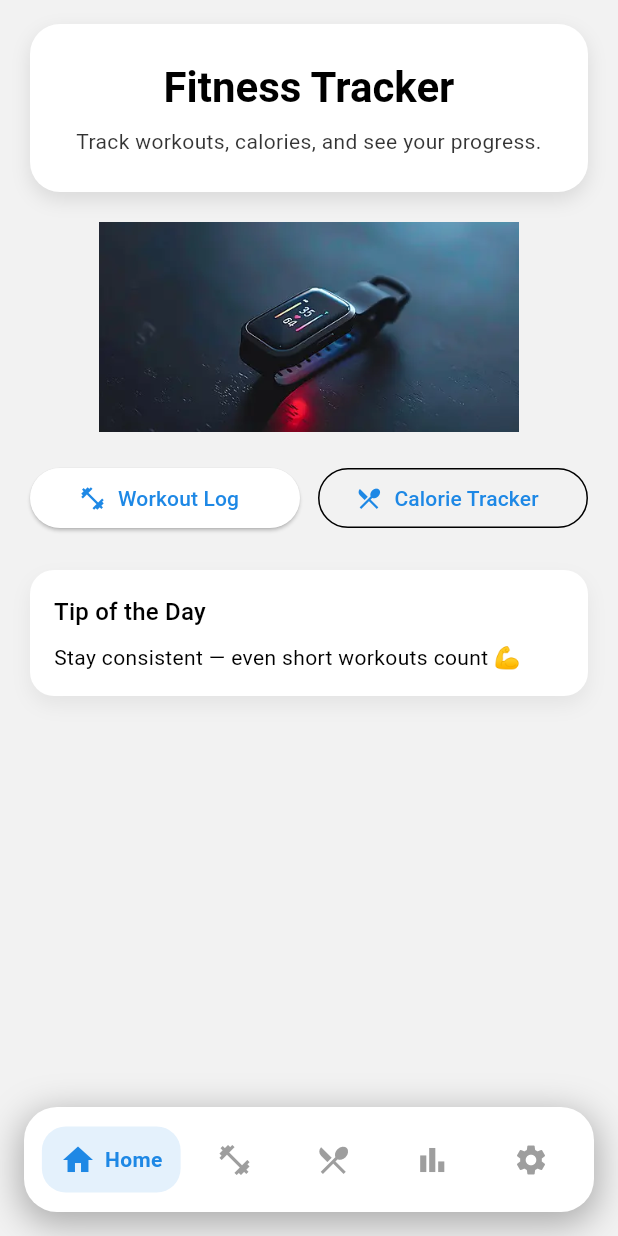
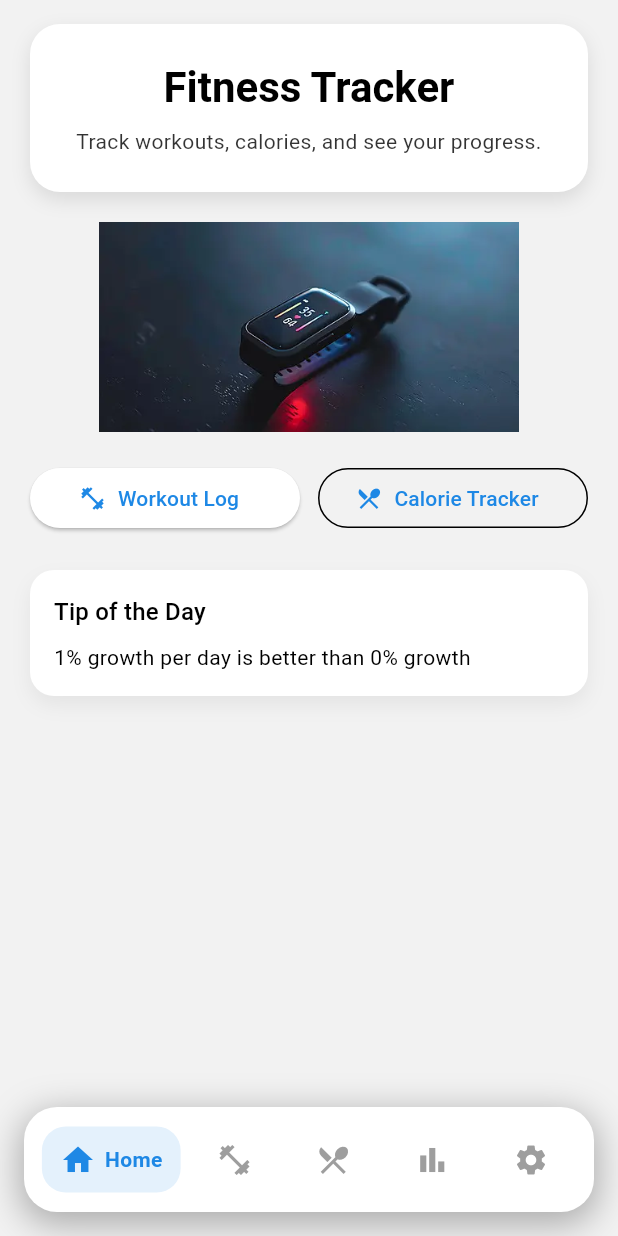
Before and after one commit to kvo110/fitness_tracker, a Flutter app: the screen it shows after launch, on a phone screen of 412 x 824 dp. Run offline on Flutter 3.47's test engine with Material 3 defaults, Android fonts, the phone set to English and light mode, and no system bars.

Commit message:
made some changes to subtitles and cleaned up the design

```diff
--- a/fitness_tracker/lib/screens/home_screen.dart
+++ b/fitness_tracker/lib/screens/home_screen.dart
@@ -21,7 +21,7 @@ class HomeScreen extends StatelessWidget {
       child: ListView(
         padding: const EdgeInsets.fromLTRB(20, 16, 20, 100),
         children: [
-          // Title and Subtitle
+          // Title and Subtitle for home/introduction page
           Container(
             padding: const EdgeInsets.symmetric(vertical: 24, horizontal: 16),
             decoration: BoxDecoration(
@@ -41,6 +41,7 @@ class HomeScreen extends StatelessWidget {
               children: [
                 Text(
                   'Fitness Tracker',
+                  // Formatting of the text
                   style: Theme.of(context).textTheme.headlineMedium?.copyWith(
                         color: textColor,
                         fontWeight: FontWeight.bold,
@@ -58,7 +59,7 @@ class HomeScreen extends StatelessWidget {
           ),
           const SizedBox(height: 20),
 
-          // App header image
+          // Displays image for the homepage of the application
           Center(
             child: Image.asset(
               'assets/images/homescreen.png',
@@ -72,6 +73,7 @@ class HomeScreen extends StatelessWidget {
           // Quick action buttons
           Row(
             children: [
+            // Button to send you to the workout log screen
               Expanded(
                 child: ElevatedButton.icon(
                   onPressed: onOpenWorkout,
@@ -80,6 +82,7 @@ class HomeScreen extends StatelessWidget {
                 ),
               ),
               const SizedBox(width: 12),
+              // Button to send you to the calorie tracker screen
               Expanded(
                 child: OutlinedButton.icon(
                   onPressed: onOpenCalories,
@@ -92,7 +95,7 @@ class HomeScreen extends StatelessWidget {
           const SizedBox(height: 24),
 
           // Motivational tip
-          _infoCard(context, 'Tip of the Day', 'Stay consistent — even short workouts count 💪'),
+          _infoCard(context, 'Tip of the Day', '1% growth per day is better than 0% growth'),
         ],
       ),
     );
--- a/fitness_tracker/lib/screens/progress_screen.dart
+++ b/fitness_tracker/lib/screens/progress_screen.dart
@@ -15,7 +15,7 @@ class ProgressScreen extends StatelessWidget {
             const SizedBox(height: 20),
             Text('Progress Dashboard', style: Theme.of(context).textTheme.headlineSmall),
             const SizedBox(height: 8),
-            const Text('Charts will be dynamic in Milestone 2 📈'),
+            const Text('Charts will be dynamic in Milestone 2'),
           ],
         ),
       ),
--- a/fitness_tracker/lib/screens/settings_screen.dart
+++ b/fitness_tracker/lib/screens/settings_screen.dart
@@ -24,7 +24,7 @@ class SettingsScreen extends StatelessWidget {
           ),
           const SizedBox(height: 24),
 
-          // Theme mode toggle
+          // Theme mode toggle with title and subtitle change based on current mode
           SwitchListTile(
             title: Text(
               isDark ? 'Dark Mode Enabled' : 'Light Mode Enabled',
```
Also changed, not shown: 5 other files.
